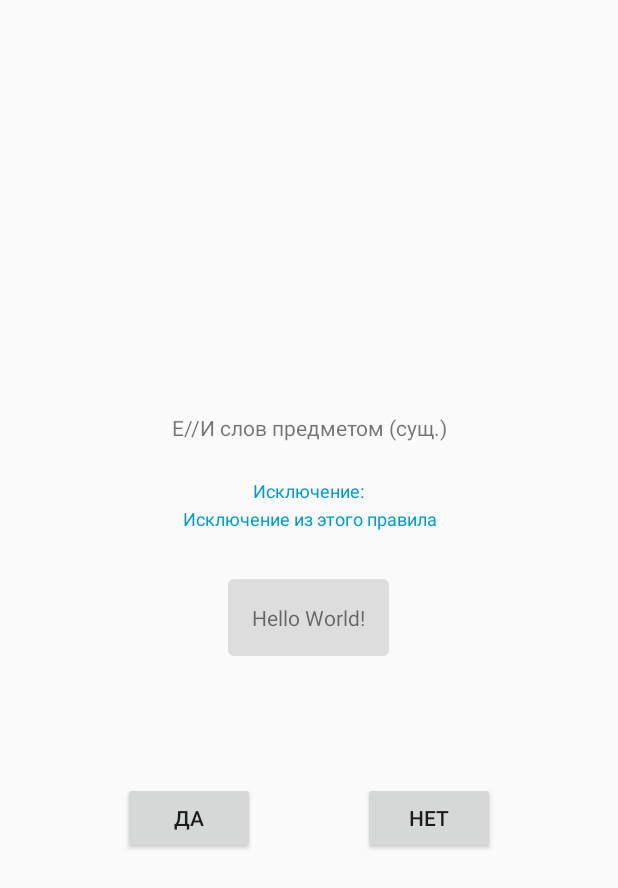
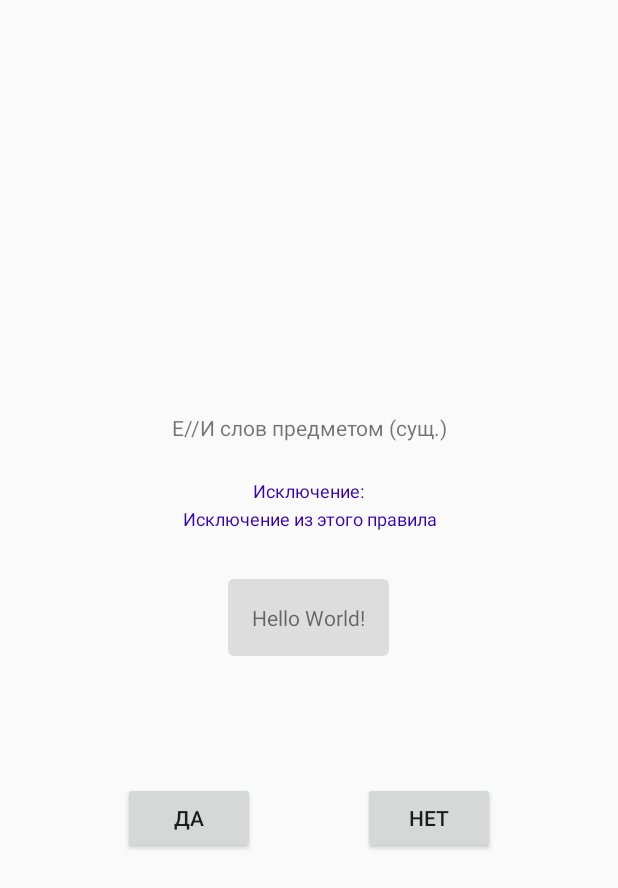
Before and after one commit to Gelassen/russian-lang-rules, an Android app: the layout activity_main.xml on its own in the app's theme, with its tools: preview values and no code run, on a phone screen of 412 x 824 dp. Shown: the top 888 px of the screen. Run offline under Robolectric (Android 15) with nearby library versions, the phone set to English and light mode, and no system bars.

Commit message:
Update styles

```diff
--- a/app/src/main/res/layout/activity_main.xml
+++ b/app/src/main/res/layout/activity_main.xml
@@ -41,7 +41,7 @@
                 android:layout_marginBottom="2dp"
                 android:textSize="12sp"
                 android:visibility="gone"
-                android:textColor="@android:color/holo_blue_dark"
+                android:textColor="@color/colorPrimary"
                 android:text="Исключение:"
                 tools:visibility="visible"
                 />
@@ -59,7 +59,7 @@
                 android:layout_marginBottom="8dp"
                 android:gravity="center"
                 android:textSize="12sp"
-                android:textColor="@android:color/holo_blue_dark"
+                android:textColor="@color/colorPrimary"
                 android:visibility="gone"
                 tools:text="Исключение из этого правила"
                 tools:visibility="visible"
--- a/app/src/main/res/values/colors.xml
+++ b/app/src/main/res/values/colors.xml
@@ -1,6 +1,6 @@
 <?xml version="1.0" encoding="utf-8"?>
 <resources>
-    <color name="colorPrimary">#6200EE</color>
-    <color name="colorPrimaryDark">#3700B3</color>
-    <color name="colorAccent">#03DAC5</color>
+    <color name="colorPrimary">#3700B3</color>
+    <color name="colorPrimaryDark">#142044</color>
+    <color name="colorAccent">#4169e1</color>
 </resources>
--- a/app/src/main/res/values/styles.xml
+++ b/app/src/main/res/values/styles.xml
@@ -5,6 +5,16 @@
         <item name="colorPrimary">@color/colorPrimary</item>
         <item name="colorPrimaryDark">@color/colorPrimaryDark</item>
         <item name="colorAccent">@color/colorAccent</item>
+
+        <item name="android:actionBarStyle">@style/MyActionBar</item>
+        <item name="actionBarStyle">@style/MyActionBar</item>
+    </style>
+
+    <style name="MyActionBar" parent="@style/Widget.AppCompat.Light.ActionBar.Solid.Inverse">
+
+        <item name="android:background">@color/colorPrimaryDark</item>
+        <item name="background">@color/colorPrimaryDark</item>
+
     </style>
 
 </resources>
```
